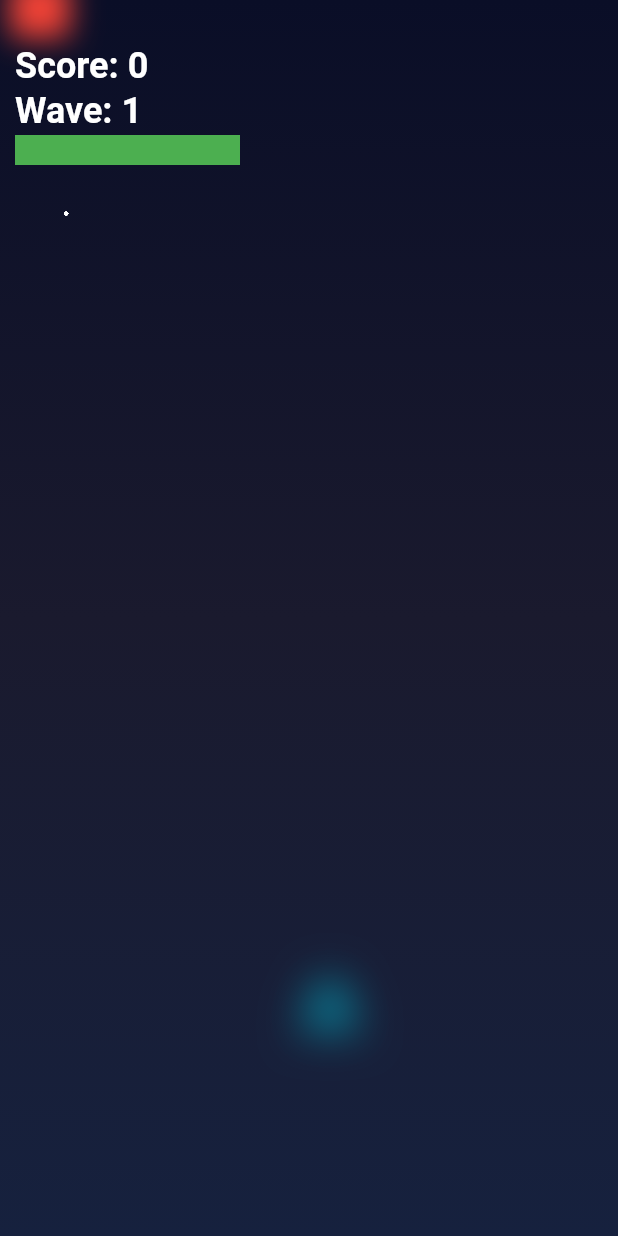
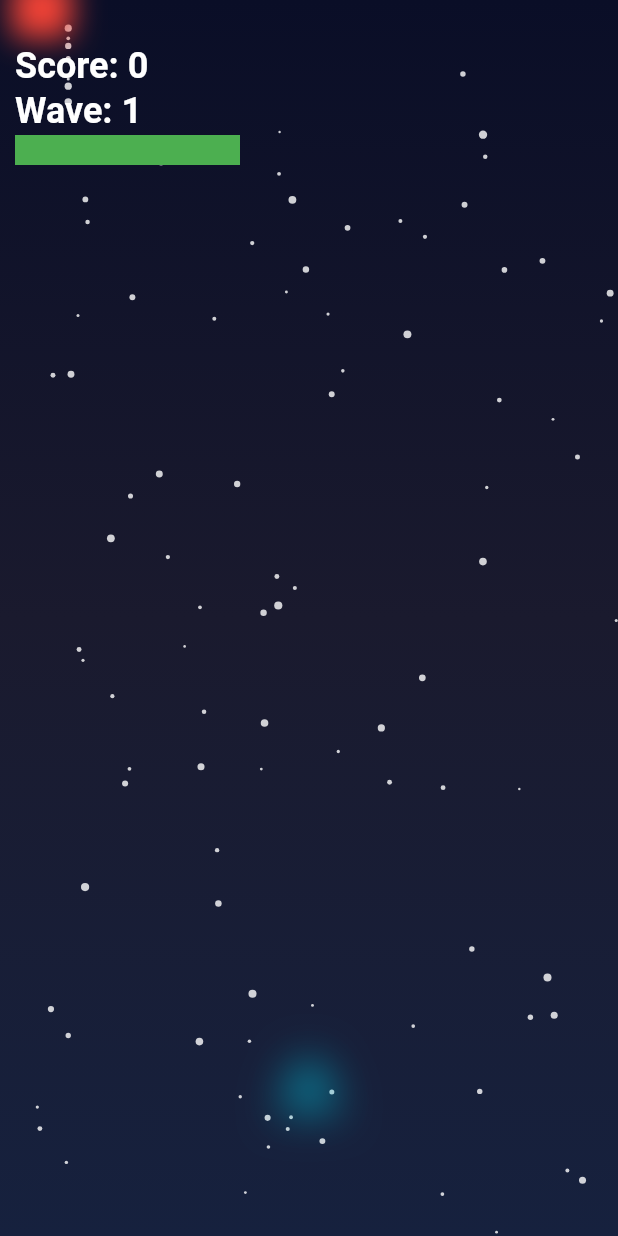
Before and after one commit to tumelovincent559-cloud/space-shooter, a Flutter app: the screen it shows after launch, after a tap on "START GAME", on a phone screen of 412 x 824 dp. Run offline on Flutter 3.47's test engine with Material 3 defaults, Android fonts, the phone set to English and light mode, and no system bars.

Commit message:
Update main code and game features

```diff
--- a/lib/main.dart
+++ b/lib/main.dart
@@ -1,3 +1,4 @@
+// fixed_space_shooter.dart
 import 'package:flutter/material.dart';
 import 'package:flutter/services.dart';
 import 'dart:async';
@@ -9,7 +10,7 @@ void main() {
     DeviceOrientation.portraitUp,
     DeviceOrientation.portraitDown,
   ]);
-  runApp(SpaceShooterApp());
+  runApp(const SpaceShooterApp());
 }
 
 class SpaceShooterApp extends StatelessWidget {
@@ -23,7 +24,7 @@ class SpaceShooterApp extends StatelessWidget {
       theme: ThemeData.dark().copyWith(
         scaffoldBackgroundColor: Colors.black,
       ),
-      home: GameScreen(),
+      home: const GameScreen(),
     );
   }
 }
@@ -62,20 +63,30 @@ class _GameScreenState extends State<GameScreen> with TickerProviderStateMixin {
 
   Set<LogicalKeyboardKey> pressedKeys = {};
 
+  // dynamic screen size (set after layout)
+  double screenWidth = 0;
+  double screenHeight = 0;
+
   @override
-  void initState() {
-    super.initState();
-    initStars();
+  void didChangeDependencies() {
+    super.didChangeDependencies();
+    final Size s = MediaQuery.of(context).size;
+    // set once (or when changed)
+    screenWidth = s.width;
+    screenHeight = s.height;
+    // initialize stars with real screen size if empty
+    if (stars.isEmpty) initStars();
   }
 
   void initStars() {
     stars.clear();
+    final rnd = Random();
     for (int i = 0; i < 100; i++) {
       stars.add(Star(
-        x: Random().nextDouble() * 400,
-        y: Random().nextDouble() * 800,
-        size: Random().nextDouble() * 2 + 1,
-        speed: Random().nextDouble() * 2 + 0.5,
+        x: rnd.nextDouble() * screenWidth,
+        y: rnd.nextDouble() * screenHeight,
+        size: rnd.nextDouble() * 2 + 0.8,
+        speed: rnd.nextDouble() * 2 + 0.2,
       ));
     }
   }
@@ -89,12 +100,19 @@ class _GameScreenState extends State<GameScreen> with TickerProviderStateMixin {
       enemiesInWave = 5;
       killStreak = 0;
 
-      player = Player(200, 650);
+      // position player relative to screen
+      final px = (screenWidth / 2) - 20;
+      final py = screenHeight - 120;
+      player = Player(px, py, screenWidth, screenHeight);
+
       bullets.clear();
       enemies.clear();
       particles.clear();
       powerUps.clear();
       boss = null;
+
+      // (re-)create stars for current size
+      initStars();
 
       gameTimer = Timer.periodic(const Duration(milliseconds: 16), (timer) {
         updateGame();
@@ -112,15 +130,15 @@ class _GameScreenState extends State<GameScreen> with TickerProviderStateMixin {
       // Update bullets
       bullets.removeWhere((b) {
         b.update();
-        return b.y < 0;
+        return b.y + b.height < 0;
       });
 
       // Update stars
       for (var star in stars) {
         star.y += star.speed;
-        if (star.y > 800) {
+        if (star.y > screenHeight) {
           star.y = 0;
-          star.x = Random().nextDouble() * 400;
+          star.x = Random().nextDouble() * screenWidth;
         }
       }
 
@@ -137,7 +155,7 @@ class _GameScreenState extends State<GameScreen> with TickerProviderStateMixin {
             enemiesKilled < enemiesInWave) {
           enemySpawnTimer = 0;
           enemies.add(Enemy(
-            x: Random().nextDouble() * 360,
+            x: Random().nextDouble() * max(1, screenWidth - 40),
             y: -40,
             health: 1 + (wave ~/ 3),
             speed: Random().nextDouble() * 2 + 1 + wave * 0.2,
@@ -155,10 +173,12 @@ class _GameScreenState extends State<GameScreen> with TickerProviderStateMixin {
           if (checkCollision(bullets[i], e)) {
             e.health--;
             bullets.removeAt(i);
-            createExplosion(e.x + 20, e.y + 20, Colors.cyan, 10);
+            createExplosion(
+                e.x + e.width / 2, e.y + e.height / 2, Colors.cyan, 8);
 
             if (e.health <= 0) {
-              createExplosion(e.x + 20, e.y + 20, Colors.red, 20);
+              createExplosion(
+                  e.x + e.width / 2, e.y + e.height / 2, Colors.red, 16);
               score += 10;
               enemiesKilled++;
               killStreak++;
@@ -170,7 +190,7 @@ class _GameScreenState extends State<GameScreen> with TickerProviderStateMixin {
               checkAchievement('score100', 'Centurion', score >= 100);
 
               if (Random().nextDouble() < 0.2) {
-                spawnPowerUp(e.x + 20, e.y + 20);
+                spawnPowerUp(e.x + e.width / 2, e.y + e.height / 2);
               }
 
               return true;
@@ -179,13 +199,15 @@ class _GameScreenState extends State<GameScreen> with TickerProviderStateMixin {
         }
 
         // Check player collision
-        if (checkCollision(player!, e)) {
+        if (checkCollision(player!, e) && !e.isBossBullet) {
           if (player!.shield) {
             player!.shield = false;
-            createExplosion(e.x + 20, e.y + 20, Colors.cyan, 15);
+            createExplosion(
+                e.x + e.width / 2, e.y + e.height / 2, Colors.cyan, 12);
           } else {
             player!.health--;
-            createExplosion(e.x + 20, e.y + 20, Colors.red, 20);
+            createExplosion(
+                e.x + e.width / 2, e.y + e.height / 2, Colors.red, 18);
             screenShake = 10;
 
             if (player!.health <= 0) {
@@ -195,7 +217,7 @@ class _GameScreenState extends State<GameScreen> with TickerProviderStateMixin {
           return true;
         }
 
-        return e.y > 800;
+        return e.y > screenHeight + 50;
       });
 
       // Update powerups
@@ -204,11 +226,12 @@ class _GameScreenState extends State<GameScreen> with TickerProviderStateMixin {
 
         if (checkCollision(player!, p)) {
           applyPowerUp(p.type);
-          createExplosion(p.x + 15, p.y + 15, p.getColor(), 10);
+          createExplosion(
+              p.x + p.width / 2, p.y + p.height / 2, p.getColor(), 8);
           return true;
         }
 
-        return p.y > 800;
+        return p.y > screenHeight + 50;
       });
 
       // Boss logic
@@ -236,11 +259,12 @@ class _GameScreenState extends State<GameScreen> with TickerProviderStateMixin {
             createExplosion(b.x, b.y, Colors.cyan, 10);
 
             if (boss!.health <= 0) {
-              createExplosion(boss!.x + 60, boss!.y + 40, Colors.purple, 40);
+              createExplosion(boss!.x + boss!.width / 2,
+                  boss!.y + boss!.height / 2, Colors.purple, 40);
               score += 100;
               boss = null;
               enemiesInWave = 5 + wave * 2;
-              spawnPowerUp(200, 400);
+              spawnPowerUp(screenWidth / 2, screenHeight / 2);
               screenShake = 20;
               checkAchievement('boss1', 'Boss Slayer', true);
             }
@@ -276,7 +300,7 @@ class _GameScreenState extends State<GameScreen> with TickerProviderStateMixin {
 
   void spawnBoss() {
     boss = Boss(
-      x: 100,
+      x: max(20, screenWidth / 2 - 60),
       y: 50,
       health: 50 + wave * 20,
     );
@@ -315,7 +339,7 @@ class _GameScreenState extends State<GameScreen> with TickerProviderStateMixin {
       case PowerUpType.bomb:
         enemies.clear();
         if (boss != null) boss!.health -= 20;
-        createExplosion(200, 400, Colors.orange, 50);
+        createExplosion(screenWidth / 2, screenHeight / 2, Colors.orange, 50);
         screenShake = 20;
         break;
     }
@@ -365,7 +389,7 @@ class _GameScreenState extends State<GameScreen> with TickerProviderStateMixin {
         if (player!.multiShot == 3) offsetX = (i - 1) * 10;
 
         bullets.add(Bullet(
-          x: player!.x + 20 + offsetX,
+          x: player!.x + (player!.width / 2) - 2 + offsetX,
           y: player!.y,
         ));
       }
@@ -391,6 +415,11 @@ class _GameScreenState extends State<GameScreen> with TickerProviderStateMixin {
 
   @override
   Widget build(BuildContext context) {
+    // update screen size in case rotated/resized
+    final Size s = MediaQuery.of(context).size;
+    screenWidth = s.width;
+    screenHeight = s.height;
+
     return Scaffold(
       body: Focus(
         autofocus: true,
@@ -408,7 +437,16 @@ class _GameScreenState extends State<GameScreen> with TickerProviderStateMixin {
         },
         child: Stack(
           children: [
-            Container(
+            // background + game canvas
+            GestureDetector(
+              behavior: HitTestBehavior.opaque,
+              onTap: () {
+                // simple tap to shoot on mobile
+                if (gameState == GameState.playing) shoot();
+              },
+              child: Container(
+                width: double.infinity,
+                height: double.infinity,
                 decoration: const BoxDecoration(
                   gradient: LinearGradient(
                     begin: Alignment.topCenter,
@@ -420,7 +458,7 @@ class _GameScreenState extends State<GameScreen> with TickerProviderStateMixin {
                     ],
                   ),
                 ),
-              child: gameState == GameState.playing
+                child: gameState == GameState.playing && player != null
                     ? GameCanvas(
                         player: player!,
                         bullets: bullets,
@@ -436,6 +474,9 @@ class _GameScreenState extends State<GameScreen> with TickerProviderStateMixin {
                       )
                     : Container(),
               ),
+            ),
+
+            // overlays
             if (gameState == GameState.menu)
               MenuOverlay(
                 highScore: highScore,
@@ -496,8 +537,9 @@ class GameCanvas extends StatelessWidget {
         (Random().nextDouble() - 0.5) * screenShake,
         (Random().nextDouble() - 0.5) * screenShake,
       ),
+      // SizedBox.expand ensures the painter gets the actual available size
+      child: SizedBox.expand(
         child: CustomPaint(
-        size: Size.infinite,
           painter: GamePainter(
             player: player,
             bullets: bullets,
@@ -509,6 +551,7 @@ class GameCanvas extends StatelessWidget {
             score: score,
             wave: wave,
             killStreak: killStreak,
+          ),
         ),
       ),
     );
@@ -645,7 +688,7 @@ class GamePainter extends CustomPainter {
       );
     }
 
-    // Draw player
+    // Draw player (triangle)
     Path playerPath = Path();
     playerPath.moveTo(player.x + player.width / 2, player.y);
     playerPath.lineTo(player.x, player.y + player.height);
@@ -747,14 +790,7 @@ class MenuOverlay extends StatelessWidget {
   @override
   Widget build(BuildContext context) {
     return Container(
-      decoration: BoxDecoration(
-        gradient: LinearGradient(
-          colors: [
-            Colors.black.withOpacity(0.8),
-            Colors.purple.withOpacity(0.5)
-          ],
-        ),
-      ),
+      color: Colors.black.withOpacity(0.6),
       child: Center(
         child: Column(
           mainAxisAlignment: MainAxisAlignment.center,
@@ -766,60 +802,31 @@ class MenuOverlay extends StatelessWidget {
               child: const Text(
                 'SPACE SHOOTER',
                 style: TextStyle(
-                  fontSize: 60,
+                  fontSize: 48,
                   fontWeight: FontWeight.bold,
                   color: Colors.white,
                 ),
               ),
             ),
-            const SizedBox(height: 50),
+            const SizedBox(height: 36),
             ElevatedButton(
               onPressed: onStart,
               style: ElevatedButton.styleFrom(
                 backgroundColor: Colors.purple,
                 padding:
-                    const EdgeInsets.symmetric(horizontal: 50, vertical: 20),
+                    const EdgeInsets.symmetric(horizontal: 40, vertical: 16),
                 shape: RoundedRectangleBorder(
                     borderRadius: BorderRadius.circular(30)),
               ),
               child: const Text('START GAME',
-                  style: TextStyle(fontSize: 24, color: Colors.white)),
+                  style: TextStyle(fontSize: 20, color: Colors.white)),
             ),
-            const SizedBox(height: 30),
-            const Text('Arrow Keys: Move',
-                style: TextStyle(color: Colors.cyan, fontSize: 18)),
-            const Text('Space: Shoot',
-                style: TextStyle(color: Colors.cyan, fontSize: 18)),
             const SizedBox(height: 20),
+            const Text('Tap: Shoot (mobile)',
+                style: TextStyle(color: Colors.cyan, fontSize: 16)),
+            const SizedBox(height: 10),
             Text('High Score: $highScore',
-                style: const TextStyle(color: Colors.yellow, fontSize: 20)),
-            if (achievements.isNotEmpty) ...[
-              const SizedBox(height: 30),
-              Text('🏆 Achievements (${achievements.length})',
-                  style: const TextStyle(color: Colors.yellow, fontSize: 20)),
-              const SizedBox(height: 10),
-              SizedBox(
-                width: 300,
-                height: 100,
-                child: ListView.builder(
-                  itemCount: achievements.length,
-                  itemBuilder: (context, index) {
-                    return Padding(
-                      padding: const EdgeInsets.all(4.0),
-                      child: Container(
-                        padding: const EdgeInsets.all(8),
-                        decoration: BoxDecoration(
-                          color: Colors.grey[800],
-                          borderRadius: BorderRadius.circular(5),
-                        ),
-                        child: Text(achievements[index],
-                            style: const TextStyle(color: Colors.cyan)),
-                      ),
-                    );
-                  },
-                ),
-              ),
-            ],
+                style: const TextStyle(color: Colors.yellow, fontSize: 18)),
           ],
         ),
       ),
@@ -856,41 +863,37 @@ class GameOverOverlay extends StatelessWidget {
           children: [
             const Text('GAME OVER',
                 style: TextStyle(
-                    fontSize: 60,
+                    fontSize: 46,
                     color: Colors.red,
                     fontWeight: FontWeight.bold)),
-            const SizedBox(height: 30),
+            const SizedBox(height: 20),
             Text('Score: $score',
-                style: const TextStyle(fontSize: 30, color: Colors.white)),
+                style: const TextStyle(fontSize: 24, color: Colors.white)),
             Text('Wave: $wave',
-                style: const TextStyle(fontSize: 25, color: Colors.cyan)),
+                style: const TextStyle(fontSize: 20, color: Colors.cyan)),
             Text('High Score: $highScore',
-                style: const TextStyle(fontSize: 25, color: Colors.yellow)),
-            if (achievements.isNotEmpty)
-              Text(
-                  '🏆 ${achievements.length} Achievement${achievements.length != 1 ? 's' : ''}',
-                  style: const TextStyle(fontSize: 20, color: Colors.purple)),
-            const SizedBox(height: 40),
+                style: const TextStyle(fontSize: 20, color: Colors.yellow)),
+            const SizedBox(height: 20),
             ElevatedButton(
               onPressed: onRestart,
               style: ElevatedButton.styleFrom(
                 backgroundColor: Colors.green,
                 padding:
-                    const EdgeInsets.symmetric(horizontal: 40, vertical: 15),
+                    const EdgeInsets.symmetric(horizontal: 36, vertical: 12),
               ),
               child: const Text('PLAY AGAIN',
-                  style: TextStyle(fontSize: 24, color: Colors.white)),
+                  style: TextStyle(fontSize: 18, color: Colors.white)),
             ),
-            const SizedBox(height: 15),
+            const SizedBox(height: 8),
             ElevatedButton(
               onPressed: onMenu,
               style: ElevatedButton.styleFrom(
-                backgroundColor: Colors.grey[700],
+                backgroundColor: Colors.grey,
                 padding:
-                    const EdgeInsets.symmetric(horizontal: 40, vertical: 15),
+                    const EdgeInsets.symmetric(horizontal: 28, vertical: 10),
               ),
               child: const Text('MAIN MENU',
-                  style: TextStyle(fontSize: 20, color: Colors.white)),
+                  style: TextStyle(fontSize: 16, color: Colors.white)),
             ),
           ],
         ),
@@ -911,7 +914,7 @@ class AchievementNotification extends StatelessWidget {
       top: 50,
       right: 20,
       child: Container(
-        padding: const EdgeInsets.all(15),
+        padding: const EdgeInsets.all(12),
         decoration: BoxDecoration(
           gradient:
               const LinearGradient(colors: [Colors.yellow, Colors.orange]),
@@ -924,7 +927,7 @@ class AchievementNotification extends StatelessWidget {
                 style: TextStyle(fontSize: 12, fontWeight: FontWeight.bold)),
             Text(text,
                 style:
-                    const TextStyle(fontSize: 16, fontWeight: FontWeight.bold)),
+                    const TextStyle(fontSize: 14, fontWeight: FontWeight.bold)),
           ],
         ),
       ),
@@ -953,13 +956,24 @@ class Player extends GameObject {
   bool rapidFire = false;
   double speed = 8;
 
-  Player(double x, double y) : super(x, y, 40, 40);
+  // provide screen bounds to clamp movement
+  double screenWidth;
+  double screenHeight;
+
+  Player(double x, double y, this.screenWidth, this.screenHeight)
+      : super(x, y, 40, 40);
 
   void update(Set<LogicalKeyboardKey> keys) {
     if (keys.contains(LogicalKeyboardKey.arrowLeft) && x > 0) x -= speed;
-    if (keys.contains(LogicalKeyboardKey.arrowRight) && x < 360) x += speed;
+    if (keys.contains(LogicalKeyboardKey.arrowRight) && x < screenWidth - width)
+      x += speed;
     if (keys.contains(LogicalKeyboardKey.arrowUp) && y > 0) y -= speed;
-    if (keys.contains(LogicalKeyboardKey.arrowDown) && y < 760) y += speed;
+    if (keys.contains(LogicalKeyboardKey.arrowDown) &&
+        y < screenHeight - height) y += speed;
+
+    // ensure within bounds
+    x = x.clamp(0.0, screenWidth - width);
+    y = y.clamp(0.0, screenHeight - height);
 
     if (fireRateTimer > 0) fireRateTimer--;
     if (shield && shieldTime > 0) {
```
Lines whose indentation alone changed are shown as unchanged.
